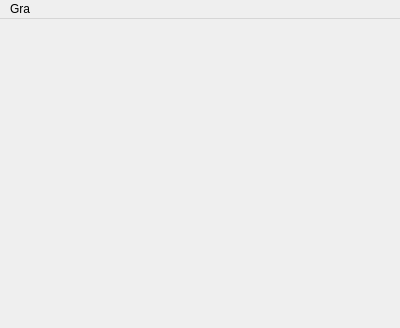
Before: the Qt Designer form mainwindow.ui in Maxhebda/SokobanMax, drawn with Qt 5.
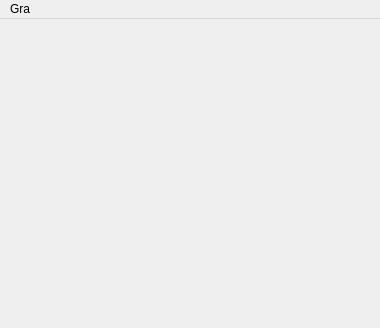
After: the same form once the commit is applied.

Diff of the .ui file:
```diff
--- a/mainwindow.ui
+++ b/mainwindow.ui
@@ -6,20 +6,20 @@
    <rect>
     <x>0</x>
     <y>0</y>
-    <width>400</width>
+    <width>380</width>
     <height>328</height>
    </rect>
   </property>
   <property name="minimumSize">
    <size>
-    <width>400</width>
-    <height>328</height>
+    <width>100</width>
+    <height>100</height>
    </size>
   </property>
   <property name="maximumSize">
    <size>
-    <width>400</width>
-    <height>328</height>
+    <width>1024</width>
+    <height>720</height>
    </size>
   </property>
   <property name="windowTitle">
@@ -31,7 +31,7 @@
     <rect>
      <x>0</x>
      <y>0</y>
-     <width>400</width>
+     <width>380</width>
      <height>26</height>
     </rect>
    </property>
```
